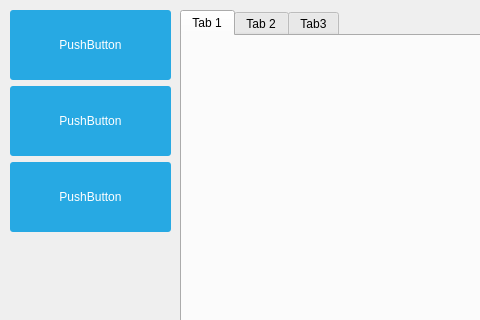
First picture: the form in mainwindow.ui, repository ARahimovic/QtTesting, before the edit; both pictures show x 0 to 480 and y 0 to 320 of the 800 by 600 pixel window.
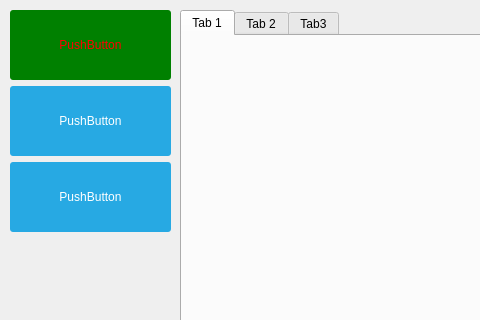
Second picture: the form after the edit.

Commit message:
the lower and more specific the stylesheet is applied
the higher the priority

What changed in the file:
```diff
--- a/mainwindow.ui
+++ b/mainwindow.ui
@@ -77,6 +77,18 @@
          <height>70</height>
         </size>
        </property>
+       <property name="styleSheet">
+        <string notr="true">#pushButton 
+{
+color : red;
+background-color : green;
+}
+
+/* QPushButton would have resulted on the same thing
+If i have used this, it will affect all the QPushButton in the hireracht but since there is only one it will affect only this pushButton
+and Also this take precendence to the stylesheet of the parent widget 
+*/</string>
+       </property>
        <property name="text">
         <string>PushButton</string>
        </property>
```
